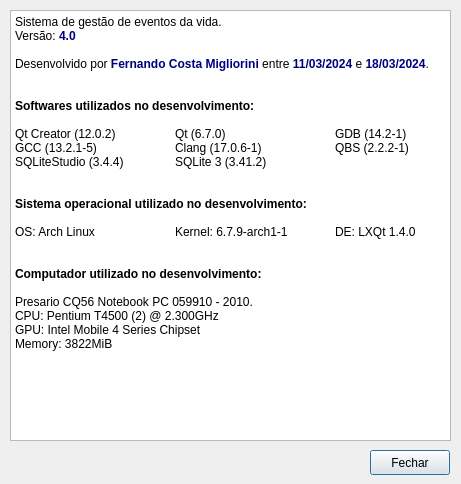
Qt form fm_sobre.ui (fercosmig/LifeLogging) before a commit.
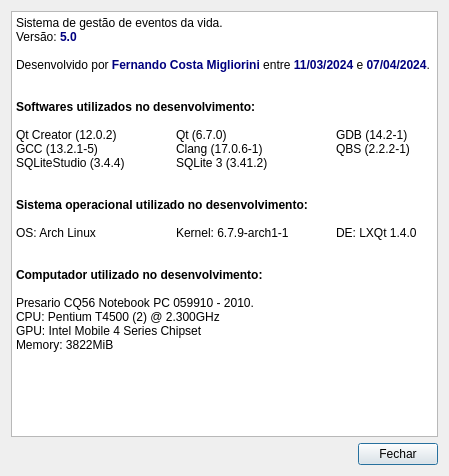
The same form after that commit. Icons and pictures are not drawn.

```diff
--- a/fm_sobre.ui
+++ b/fm_sobre.ui
@@ -6,37 +6,22 @@
    <rect>
     <x>0</x>
     <y>0</y>
-    <width>461</width>
-    <height>484</height>
+    <width>449</width>
+    <height>476</height>
    </rect>
   </property>
   <property name="windowTitle">
    <string>Sobre o programa LifeLogging</string>
   </property>
-  <widget class="QPushButton" name="pushButton_fechar">
-   <property name="geometry">
-    <rect>
-     <x>370</x>
-     <y>450</y>
-     <width>80</width>
-     <height>25</height>
-    </rect>
-   </property>
-   <property name="text">
-    <string>Fechar</string>
-   </property>
-  </widget>
-  <widget class="QTextBrowser" name="textBrowser">
-   <property name="geometry">
-    <rect>
-     <x>10</x>
-     <y>10</y>
-     <width>441</width>
-     <height>431</height>
-    </rect>
-   </property>
-   <property name="html">
-    <string>&lt;!DOCTYPE HTML PUBLIC &quot;-//W3C//DTD HTML 4.0//EN&quot; &quot;http://www.w3.org/TR/REC-html40/strict.dtd&quot;&gt;
+  <property name="windowIcon">
+   <iconset resource="resource_files.qrc">
+    <normaloff>:/icons/images/icone.png</normaloff>:/icons/images/icone.png</iconset>
+  </property>
+  <layout class="QGridLayout" name="gridLayout">
+   <item row="0" column="0">
+    <widget class="QTextBrowser" name="textBrowser">
+     <property name="html">
+      <string>&lt;!DOCTYPE HTML PUBLIC &quot;-//W3C//DTD HTML 4.0//EN&quot; &quot;http://www.w3.org/TR/REC-html40/strict.dtd&quot;&gt;
 &lt;html&gt;&lt;head&gt;&lt;meta name=&quot;qrichtext&quot; content=&quot;1&quot; /&gt;&lt;meta charset=&quot;utf-8&quot; /&gt;&lt;style type=&quot;text/css&quot;&gt;
 p, li { white-space: pre-wrap; }
 hr { height: 1px; border-width: 0; }
@@ -44,9 +29,9 @@
 li.checked::marker { content: &quot;\2612&quot;; }
 &lt;/style&gt;&lt;/head&gt;&lt;body style=&quot; font-family:'Sans Serif'; font-size:9pt; font-weight:400; font-style:normal;&quot;&gt;
 &lt;p style=&quot; margin-top:0px; margin-bottom:0px; margin-left:0px; margin-right:0px; -qt-block-indent:0; text-indent:0px;&quot;&gt;Sistema de gestão de eventos da vida.&lt;/p&gt;
-&lt;p style=&quot; margin-top:0px; margin-bottom:0px; margin-left:0px; margin-right:0px; -qt-block-indent:0; text-indent:0px;&quot;&gt;Versão: &lt;span style=&quot; font-weight:700; color:#00007f;&quot;&gt;4.0&lt;/span&gt;&lt;/p&gt;
+&lt;p style=&quot; margin-top:0px; margin-bottom:0px; margin-left:0px; margin-right:0px; -qt-block-indent:0; text-indent:0px;&quot;&gt;Versão: &lt;span style=&quot; font-weight:700; color:#00007f;&quot;&gt;5.0&lt;/span&gt;&lt;/p&gt;
 &lt;p style=&quot;-qt-paragraph-type:empty; margin-top:0px; margin-bottom:0px; margin-left:0px; margin-right:0px; -qt-block-indent:0; text-indent:0px;&quot;&gt;&lt;br /&gt;&lt;/p&gt;
-&lt;p style=&quot; margin-top:0px; margin-bottom:0px; margin-left:0px; margin-right:0px; -qt-block-indent:0; text-indent:0px;&quot;&gt;Desenvolvido por &lt;span style=&quot; font-weight:700; color:#00007f;&quot;&gt;Fernando Costa Migliorini&lt;/span&gt; entre &lt;span style=&quot; font-weight:700; color:#00007f;&quot;&gt;11/03/2024&lt;/span&gt; e &lt;span style=&quot; font-weight:700; color:#00007f;&quot;&gt;18/03/2024&lt;/span&gt;.&lt;/p&gt;
+&lt;p style=&quot; margin-top:0px; margin-bottom:0px; margin-left:0px; margin-right:0px; -qt-block-indent:0; text-indent:0px;&quot;&gt;Desenvolvido por &lt;span style=&quot; font-weight:700; color:#00007f;&quot;&gt;Fernando Costa Migliorini&lt;/span&gt; entre &lt;span style=&quot; font-weight:700; color:#00007f;&quot;&gt;11/03/2024&lt;/span&gt; e &lt;span style=&quot; font-weight:700; color:#00007f;&quot;&gt;07/04/2024&lt;/span&gt;.&lt;/p&gt;
 &lt;p style=&quot;-qt-paragraph-type:empty; margin-top:0px; margin-bottom:0px; margin-left:0px; margin-right:0px; -qt-block-indent:0; text-indent:0px;&quot;&gt;&lt;br /&gt;&lt;/p&gt;
 &lt;p style=&quot;-qt-paragraph-type:empty; margin-top:0px; margin-bottom:0px; margin-left:0px; margin-right:0px; -qt-block-indent:0; text-indent:0px;&quot;&gt;&lt;br /&gt;&lt;/p&gt;
 &lt;p style=&quot; margin-top:0px; margin-bottom:0px; margin-left:0px; margin-right:0px; -qt-block-indent:0; text-indent:0px;&quot;&gt;&lt;span style=&quot; font-weight:700;&quot;&gt;Softwares utilizados no desenvolvimento:&lt;/span&gt;&lt;/p&gt;
@@ -67,8 +52,34 @@
 &lt;p style=&quot; margin-top:0px; margin-bottom:0px; margin-left:0px; margin-right:0px; -qt-block-indent:0; text-indent:0px;&quot;&gt;CPU: Pentium T4500 (2) @ 2.300GHz&lt;/p&gt;
 &lt;p style=&quot; margin-top:0px; margin-bottom:0px; margin-left:0px; margin-right:0px; -qt-block-indent:0; text-indent:0px;&quot;&gt;GPU: Intel Mobile 4 Series Chipset&lt;/p&gt;
 &lt;p style=&quot; margin-top:0px; margin-bottom:0px; margin-left:0px; margin-right:0px; -qt-block-indent:0; text-indent:0px;&quot;&gt;Memory: 3822MiB&lt;/p&gt;&lt;/body&gt;&lt;/html&gt;</string>
-   </property>
-  </widget>
+     </property>
+    </widget>
+   </item>
+   <item row="1" column="0">
+    <layout class="QHBoxLayout" name="horizontalLayout">
+     <item>
+      <spacer name="horizontalSpacer">
+       <property name="orientation">
+        <enum>Qt::Horizontal</enum>
+       </property>
+       <property name="sizeHint" stdset="0">
+        <size>
+         <width>40</width>
+         <height>20</height>
+        </size>
+       </property>
+      </spacer>
+     </item>
+     <item>
+      <widget class="QPushButton" name="pushButton_fechar">
+       <property name="text">
+        <string>Fechar</string>
+       </property>
+      </widget>
+     </item>
+    </layout>
+   </item>
+  </layout>
  </widget>
  <tabstops>
   <tabstop>textBrowser</tabstop>
```
Left out of the diff: 4 changed lines with no effect on the pictures.
